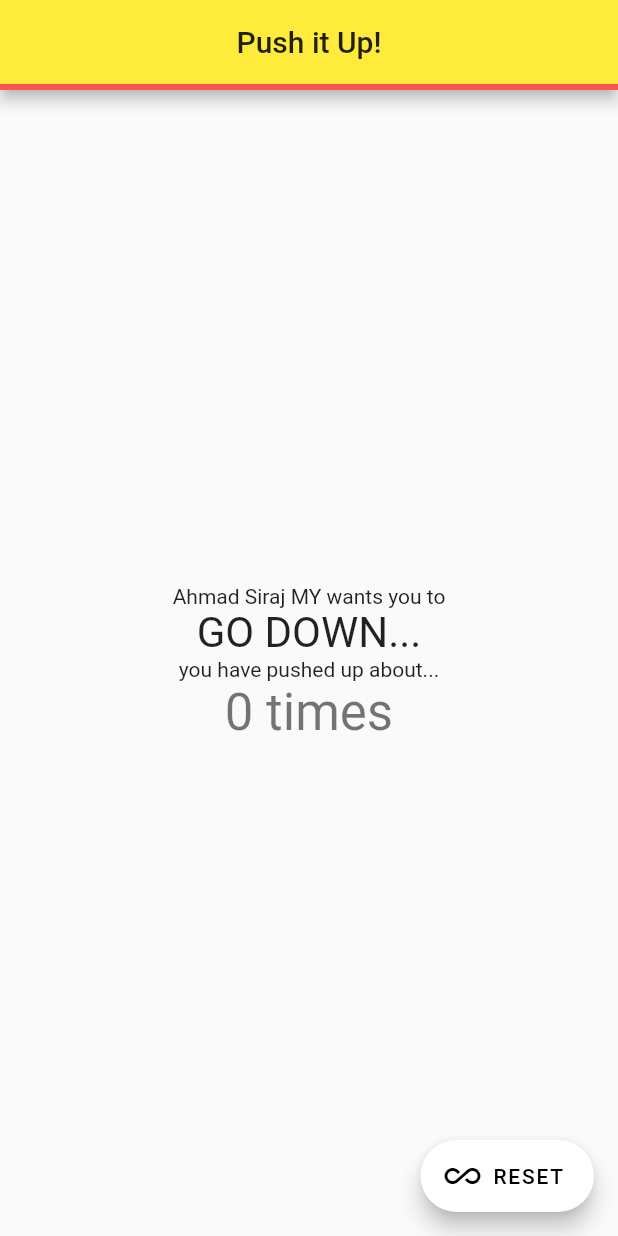
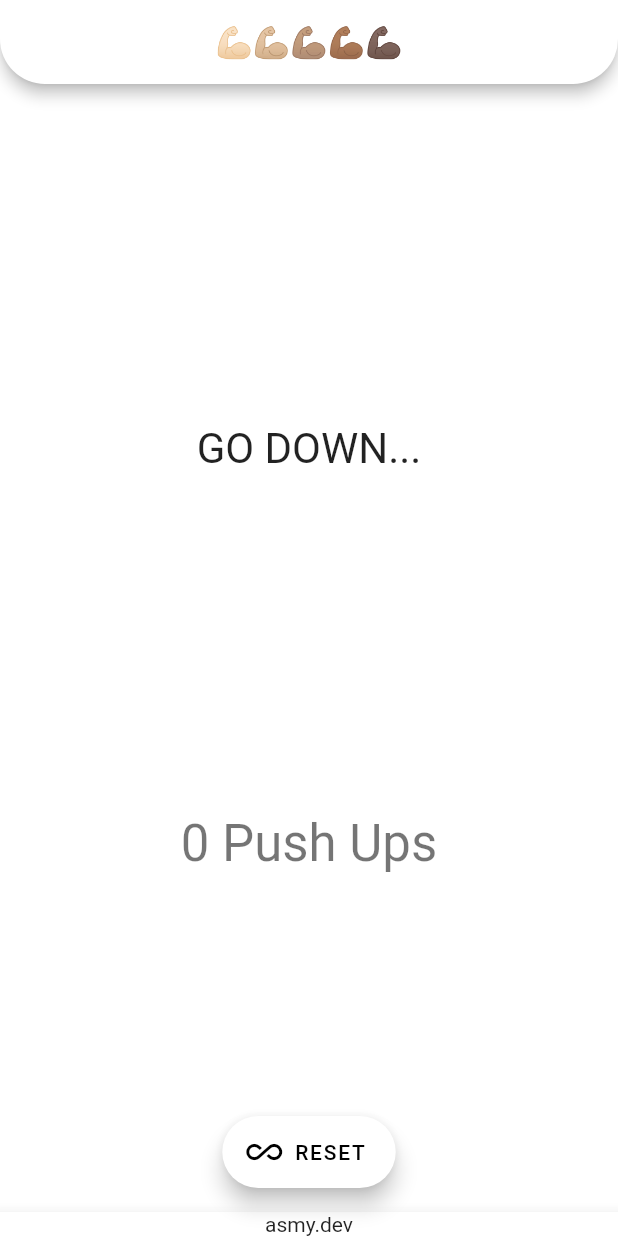
Before and after one commit to asmyio/pushup, a Flutter app: the screen it shows after launch, on a phone screen of 412 x 824 dp. Run offline on Flutter 3.47's test engine with Material 2 defaults, Android fonts, the phone set to English and light mode, and no system bars; missing offline and left inert: all_sensors.

```diff
--- a/lib/main.dart
+++ b/lib/main.dart
@@ -13,7 +13,7 @@ class MyApp extends StatelessWidget {
       theme: ThemeData(
         primarySwatch: Colors.yellow
       ),
-      home: MyHomePage(title: 'Push it Up!')
+      home: MyHomePage()
     );
   }
 }
@@ -42,25 +42,24 @@ class _MyHomePageState extends State<MyHomePage> {
   @override
   Widget build(BuildContext context) {
     return Scaffold(
+      backgroundColor: Colors.white,
       appBar: AppBar(
+        title: Text("💪🏻💪🏼💪🏽💪🏾💪🏿"),
+        backgroundColor: Colors.white,
+        shape: RoundedRectangleBorder(
+          borderRadius: BorderRadius.vertical(
+            bottom: Radius.circular(30)
+          )
+        ),
         centerTitle: true,
-        bottom: PreferredSize(
-          child: Container (color: Colors.redAccent,height: 4.0,), preferredSize: Size.fromHeight(4.0)),
-        title: Text(widget.title),
       ),
       body: Center(
         child: Column(
-          mainAxisAlignment: MainAxisAlignment.center,
+          mainAxisAlignment: MainAxisAlignment.spaceEvenly,
           children: <Widget>[
-            Text(
-              'Ahmad Siraj MY wants you to',
-            ),
             if (_proximityValues == true) Text('PUSH UP!!!', textScaleFactor: 5,) else Text('GO DOWN...', textScaleFactor: 2,),
             Text(
-              'you have pushed up about...',
-            ),
-            Text(
-              '$_counter times',
+              '$_counter Push Ups',
               style: Theme.of(context).textTheme.headline4,
               textScaleFactor: 1,
             ),
@@ -76,6 +75,10 @@ class _MyHomePageState extends State<MyHomePage> {
         label: Text('RESET'),
         icon:  Icon(Icons.all_inclusive),
         backgroundColor: Colors.white,
+      ),
+      floatingActionButtonLocation: FloatingActionButtonLocation.centerFloat,
+      bottomNavigationBar: BottomAppBar(
+        child: Text("asmy.dev", textAlign: TextAlign.center,),
       ),
     );
   }
```
Also changed, not shown: assets/icon/icon.png, 26 other files.
